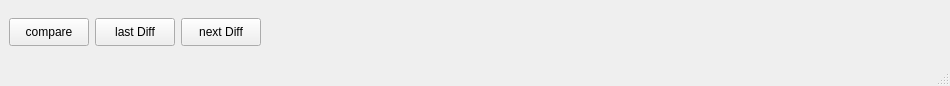
Above: gBCcompare.ui from gongliang2/gBCcompare before the change. Below: the same form after it.
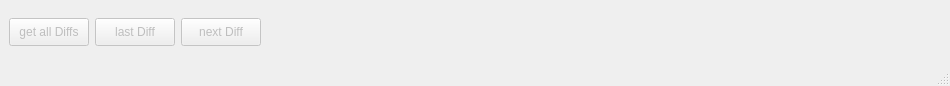
That is the form after the change.

Commit message:
a few new features are implemented
1) current difference between 2 files is marked with cyan as response to
click on "next Diff" or "last Diff" button. This is shown independed of
the "diff" checkbox state.
2) Uncheck of "diff" checkbox disables the highlight background color:
yellow for differences within the same file; red for differences between
2 files.
3) Error with line 128 that x could be out of range is corrected by
comparing its value with the length of the lists.
4) function to get indexes of all differences between 2 files is
implemented.

What changed in the file:
```diff
--- a/gBCcompare.ui
+++ b/gBCcompare.ui
@@ -19,6 +19,9 @@
      <layout class="QHBoxLayout" name="hLayout1">
       <item>
        <widget class="QPushButton" name="pb_compare">
+        <property name="enabled">
+         <bool>false</bool>
+        </property>
         <property name="maximumSize">
          <size>
           <width>80</width>
@@ -26,14 +29,14 @@
          </size>
         </property>
         <property name="text">
-         <string>compare</string>
+         <string>get all Diffs</string>
         </property>
        </widget>
       </item>
       <item>
        <widget class="QPushButton" name="pb_last">
         <property name="enabled">
-         <bool>true</bool>
+         <bool>false</bool>
         </property>
         <property name="maximumSize">
          <size>
@@ -49,7 +52,7 @@
       <item>
        <widget class="QPushButton" name="pb_next">
         <property name="enabled">
-         <bool>true</bool>
+         <bool>false</bool>
         </property>
         <property name="maximumSize">
          <size>
```
The commit also changes 2 other files.
